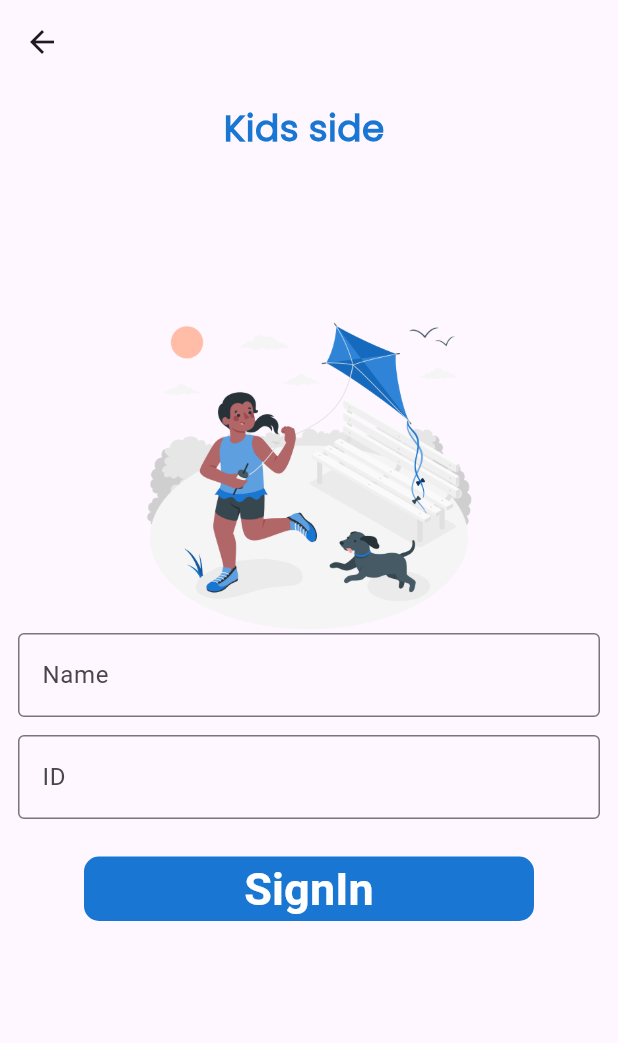
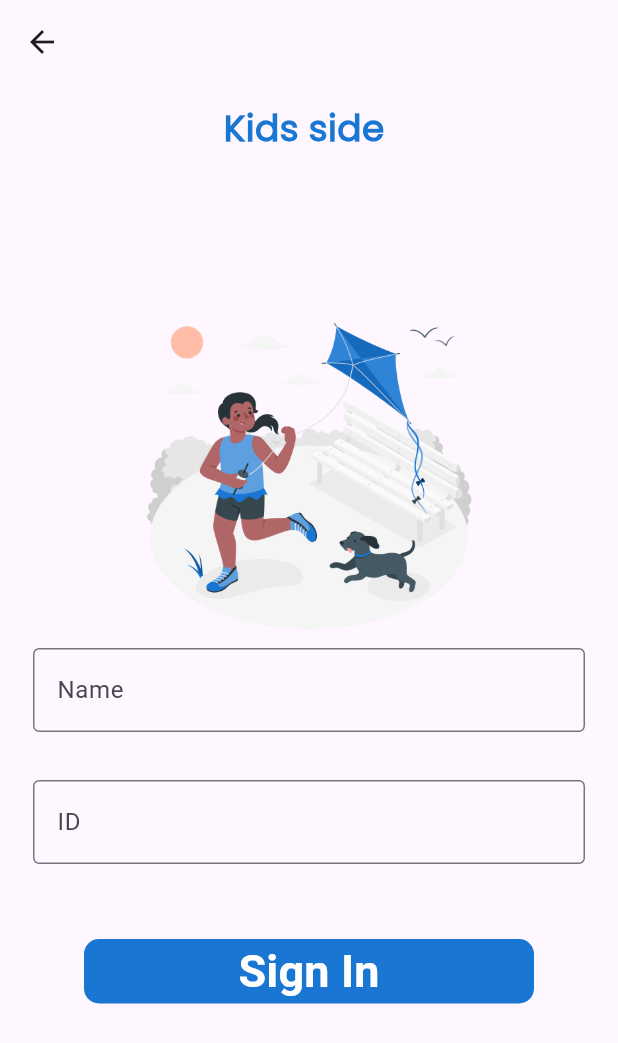
Before and after one commit to 1M0HAMEDSALAH/Graduation-Project, a Flutter app: the screen it shows after launch, after a tap on "Skip", after a tap on "Kid phone", on a phone screen of 412 x 824 dp. Shown: the top 1043 px of the screen. Run offline on Flutter 3.47's test engine with Material 3 defaults, Android fonts, the phone set to English and light mode, and no system bars; our stand-ins replace firebase_auth, firebase_core, fluttertoast, font_awesome_flutter, google_sign_in, hexcolor and 1 more; missing offline and left inert: device_apps, flutter_facebook_auth, icon_icons, usage_stats; accounts and stored records are empty.

Commit message:
initial commit

```diff
--- a/lib/modules/kids_control/child_side/childside_screen.dart
+++ b/lib/modules/kids_control/child_side/childside_screen.dart
@@ -1,6 +1,8 @@
 import 'package:flutter/material.dart';
 import 'package:fluttertoast/fluttertoast.dart';
 import 'package:kidscontrol/shared/styles/colors.dart';
+import '../../../shared/componants/componants.dart';
+import '../device_apps/deviceapps_screen.dart';
 
 class ChildSideScreen extends StatefulWidget {
   const ChildSideScreen({super.key});
@@ -28,7 +30,7 @@ class _ChildSideScreenState extends State<ChildSideScreen> {
             padding: const EdgeInsets.all(12.0),
             child: Column(
               children: [
-                SafeArea(
+               const SafeArea(
                   child: Text("Kids side ",
                     style: TextStyle(
                         color: defaultColor,
@@ -38,13 +40,15 @@ class _ChildSideScreenState extends State<ChildSideScreen> {
                     ),
                   ),
                 ),
-                SizedBox(height: 100,),
+                const SizedBox(height: 100,),
                 Center(
-                  child: Container(
+                  child:Container(
                       height: 220,
                       child: Image.asset("assets/images/Flying kite-amico.png")),
                 ),
-                TextFormField(
+                Padding(
+                  padding: const EdgeInsets.all(10.0),
+                  child: TextFormField(
                     controller: usernameController,
                     keyboardType: TextInputType.visiblePassword,
                     validator: (value){
@@ -59,14 +63,19 @@ class _ChildSideScreenState extends State<ChildSideScreen> {
                     onChanged: (String value) {
                       print(value);
                     },
-                  decoration: InputDecoration(
+                    decoration:  const  InputDecoration(
                       labelText: 'Name',
                       hintText: '  User Name',
                       border: OutlineInputBorder(),
                     ),
                   ),
-                SizedBox(height: 12,),
-                TextFormField(
+                ),
+                const SizedBox(
+                  height: 12,
+                ),
+                Padding(
+                  padding: const EdgeInsets.all(10.0),
+                  child: TextFormField(
                     controller: idController,
                     keyboardType: TextInputType.visiblePassword,
                     validator: (value){
@@ -81,13 +90,16 @@ class _ChildSideScreenState extends State<ChildSideScreen> {
                     onChanged: (String value) {
                       print(value);
                     },
-                  decoration: InputDecoration(
+                    decoration:  const  InputDecoration(
                       labelText: 'ID',
                       hintText: ' Child ID',
                       border: OutlineInputBorder(),
                     ),
                   ),
-                SizedBox(height: 25,),
+                ),
+                const SizedBox(
+                  height: 40,
+                ),
                 Container(
                   width: 300,
                   height: 43,
@@ -108,7 +120,9 @@ class _ChildSideScreenState extends State<ChildSideScreen> {
                             backgroundColor: defaultColor,
                             textColor: Colors.white,
                             fontSize: 16.0
+
                         );
+                        navigateTo(context,const DeviceApp(),);
                       }
                       else{
                         Fluttertoast.showToast(
@@ -122,8 +136,8 @@ class _ChildSideScreenState extends State<ChildSideScreen> {
                         );
                       }
                     },
-                    child: Text(
-                      'SignIn',
+                    child:  const  Text(
+                      'Sign In',
                       style: TextStyle(
                         color: Colors.white,
                         fontSize: 30,
--- a/lib/modules/kids_control/choose/choose_screen.dart
+++ b/lib/modules/kids_control/choose/choose_screen.dart
@@ -16,10 +16,10 @@ class ChooseScreen extends StatelessWidget {
           padding: const EdgeInsets.all(40.0),
           child: Column(
             children: [
-              SizedBox(
+             const SizedBox(
                 height: 30,
               ),
-              Center(
+              const Center(
                 child: Column(
                   children: [
                     Text(
@@ -34,7 +34,7 @@ class ChooseScreen extends StatelessWidget {
                   ],
                 ),
               ),
-              SizedBox(
+              const SizedBox(
                 height: 40,
               ),
               InkWell(
@@ -50,7 +50,7 @@ class ChooseScreen extends StatelessWidget {
                   height: 250,
                   child: Column(
                     children: [
-                      Center(
+                      const Center(
                         child: Text(
                           "parent phone",
                           style: TextStyle(
@@ -61,13 +61,15 @@ class ChooseScreen extends StatelessWidget {
                           ),
                         ),
                       ),
-                      SizedBox(height: 3,),
+                      const SizedBox(
+                        height: 3,
+                      ),
                       Container(
-                        width: 250,
+                        width: 275,
                         height: 200,
                         decoration: BoxDecoration(
                           borderRadius: BorderRadius.circular(16),
-                          image: DecorationImage(
+                          image: const DecorationImage(
                             image: AssetImage("assets/images/choose1.jpg",),
                             fit: BoxFit.fill,
                           ),
@@ -77,12 +79,12 @@ class ChooseScreen extends StatelessWidget {
                   ),
                 ),
               ),
-              SizedBox(
+              const SizedBox(
                 height: 40,
               ),
               InkWell(
                 onTap: (){
-                  navigateTo(context, ChildSideScreen(),);
+                  navigateTo(context, const ChildSideScreen(),);
                 },
                 child: Container(
                   decoration: BoxDecoration(
@@ -93,7 +95,7 @@ class ChooseScreen extends StatelessWidget {
                   height: 250,
                   child: Column(
                     children: [
-                      Center(
+                      const Center(
                         child: Text(
                           "Kid phone",
                           style: TextStyle(
@@ -104,13 +106,15 @@ class ChooseScreen extends StatelessWidget {
                           ),
                         ),
                       ),
-                      SizedBox(height: 3,),
+                      const SizedBox(
+                        height: 3,
+                      ),
                       Container(
-                        width: 250,
+                        width: 275,
                         height: 200,
                         decoration: BoxDecoration(
                           borderRadius: BorderRadius.circular(10),
-                          image: DecorationImage(
+                          image:const DecorationImage(
                             image: AssetImage("assets/images/choose2.jpg",
                             ),
                             fit: BoxFit.fill,
--- a/lib/modules/kids_control/on_boarding/onboarding_screen.dart
+++ b/lib/modules/kids_control/on_boarding/onboarding_screen.dart
@@ -88,11 +88,11 @@ class _OnBoardingScreenState extends State<OnBoardingScreen> {
               Row(
                mainAxisAlignment: MainAxisAlignment.center,
                children: [
-                 Text('${model.title1}',
-                   style: const TextStyle(
+                 Text('${model!.title1}',
+                   style: const  TextStyle(
                      color: defaultColor,
                      fontWeight: FontWeight.bold,
-                     fontSize: 16,
+                     fontSize: 20,
                      fontFamily: 'Default',
                    ),
                  ),
@@ -101,7 +101,7 @@ class _OnBoardingScreenState extends State<OnBoardingScreen> {
              Row(
                mainAxisAlignment: MainAxisAlignment.center,
                children: [
-                 Text('${model.title2}',
+                  Text('${model!.title2}',
                    style: const TextStyle(
                      color: defaultColor,
                      fontWeight: FontWeight.bold,
@@ -114,7 +114,9 @@ class _OnBoardingScreenState extends State<OnBoardingScreen> {
            ],
          ),
         ),
-        SizedBox(height: 100,),
+        const SizedBox(
+          height: 200,
+        ),
         Center(
           child: SmoothPageIndicator(
               controller: broadController,
@@ -130,8 +132,11 @@ class _OnBoardingScreenState extends State<OnBoardingScreen> {
         const SizedBox(
           height: 50,
         ),
-         Spacer(),
-         isLast ? Container(
+         const Spacer(),
+         isLast ? Row(
+           mainAxisAlignment: MainAxisAlignment.center,
+           children: [
+             Container(
                       width: 300,
                       height: 43,
                 decoration:  BoxDecoration(
@@ -152,7 +157,7 @@ class _OnBoardingScreenState extends State<OnBoardingScreen> {
                           );
                         }
                       },
-            child: Text('Continue',
+                child: const Text('Continue',
                   style: TextStyle(
                   color: Colors.white,
                   fontSize: 30,
@@ -160,6 +165,8 @@ class _OnBoardingScreenState extends State<OnBoardingScreen> {
                   ),
                 ),
                   ),
+                ),
+           ],
          ) :Row(
           children: [
             Container(
@@ -202,7 +209,7 @@ class _OnBoardingScreenState extends State<OnBoardingScreen> {
                       );
                     }
                   },
-                  child: Icon(FontAwesomeIcons.arrowRight,color: Colors.white,),
+                  child: const Icon(FontAwesomeIcons.arrowRight,color: Colors.white,),
                 ),
               ),
           ],
--- a/pubspec.yaml
+++ b/pubspec.yaml
@@ -19,7 +19,7 @@ publish_to: 'none' # Remove this line if you wish to publish to pub.dev
 version: 1.0.0+1
 
 environment:
-  sdk: '>=3.2.6 <4.0.0'
+  sdk: '>=3.2.3 <4.0.0'
 
 # Dependencies specify other packages that your package needs in order to work.
 # To automatically upgrade your package dependencies to the latest versions
@@ -58,6 +58,10 @@ dependencies:
   #SignIn/Up Methods
   google_sign_in: ^6.2.1
   flutter_facebook_auth: ^3.5.0
+
+  #important packages for KidsControl app
+  device_apps: ^2.2.0
+  usage_stats: ^1.2.0
 
 
 dev_dependencies:
```
Also changed, not shown: lib/modules/kids_control/device_apps/appusage_screen.dart (added, +148 -0 lines), lib/modules/kids_control/device_apps/chat_screen.dart (added, +80 -0 lines), lib/modules/kids_control/device_apps/deviceapps_screen.dart (added, +211 -0 lines), lib/modules/kids_control/device_apps/help_screen.dart (added, +28 -0 lines), lib/modules/kids_control/device_apps/notification_screen.dart (added, +26 -0 lines), lib/modules/kids_control/login/forget_password.dart (+11 -4 lines), lib/modules/kids_control/login/login_screen.dart (+30 -17 lines), lib/modules/kids_control/signup/signup_screen.dart (+28 -16 lines). Lines whose indentation alone changed are shown as unchanged.
